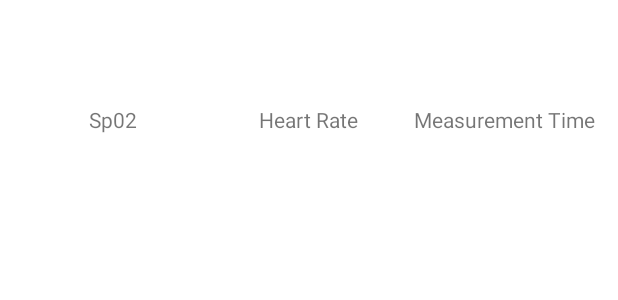
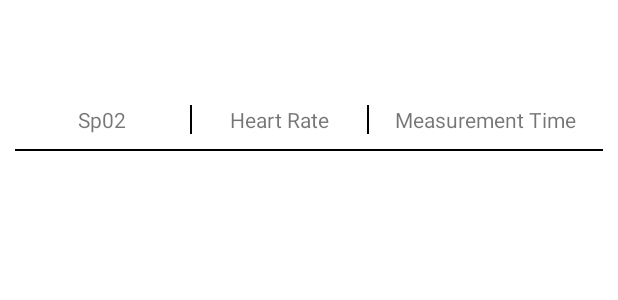
Before and after one commit to xuantoKhanh/FinalProjectApp, an Android app: the layout fragment_history.xml on its own in the app's theme, with its tools: preview values and no code run, on a phone screen of 412 x 824 dp. Shown: the top 300 px of the screen. Run offline under Robolectric (Android 15) with nearby library versions, the phone set to English and light mode, and no system bars.

Commit message:
Update recycleView

```diff
--- a/app/src/main/res/layout/fragment_history.xml
+++ b/app/src/main/res/layout/fragment_history.xml
@@ -16,7 +16,7 @@
         android:orientation="horizontal">
         <LinearLayout
             android:layout_width="0dp"
-            android:layout_weight="1"
+            android:layout_weight="3"
             android:gravity="center"
             android:layout_height="wrap_content">
             <TextView
@@ -24,9 +24,13 @@
                 android:text="Sp02"
                 android:layout_height="wrap_content"/>
         </LinearLayout>
+        <View
+            android:layout_width="1dp"
+            android:background="@color/black"
+            android:layout_height="match_parent"/>
         <LinearLayout
             android:layout_width="0dp"
-            android:layout_weight="1"
+            android:layout_weight="3"
             android:gravity="center"
             android:layout_height="wrap_content">
             <TextView
@@ -34,9 +38,13 @@
                 android:text="Heart Rate"
                 android:layout_height="wrap_content"/>
         </LinearLayout>
+        <View
+            android:layout_width="1dp"
+            android:background="@color/black"
+            android:layout_height="match_parent"/>
         <LinearLayout
             android:layout_width="0dp"
-            android:layout_weight="1"
+            android:layout_weight="4"
             android:gravity="center"
             android:layout_height="wrap_content">
             <TextView
@@ -45,12 +53,16 @@
                 android:layout_height="wrap_content"
                 android:textAlignment="center"/>
         </LinearLayout>
-
     </LinearLayout>
+    <View
+        android:layout_width="match_parent"
+        android:background="@color/black"
+        android:layout_height="1dp"/>
     <androidx.recyclerview.widget.RecyclerView
-        android:id="@+id/listView1"
+        android:id="@+id/recycleView"
         android:layout_width="match_parent"
         android:layout_height="match_parent"
+        android:layout_marginTop="10dp"
         android:layout_marginBottom="50dp"
         />
 
--- a/app/src/main/res/layout/fragment_results.xml
+++ b/app/src/main/res/layout/fragment_results.xml
@@ -47,6 +47,7 @@
                 android:id="@+id/spValue"
                 android:layout_width="fill_parent"
                 android:layout_height="wrap_content"
+
                 android:gravity="center_vertical|center_horizontal"
                 android:text="--"
                 android:textAlignment="center"
```
Also changed, not shown: app/src/main/java/com/example/finalprojectapp/Data.java (added, +43 -0 lines), app/src/main/java/com/example/finalprojectapp/DataAdapter.java (added, +65 -0 lines), app/src/main/java/com/example/finalprojectapp/fragment/HistoryFragment.java (+37 -30 lines), app/src/main/res/layout/item_data.xml (added, +51 -0 lines).
